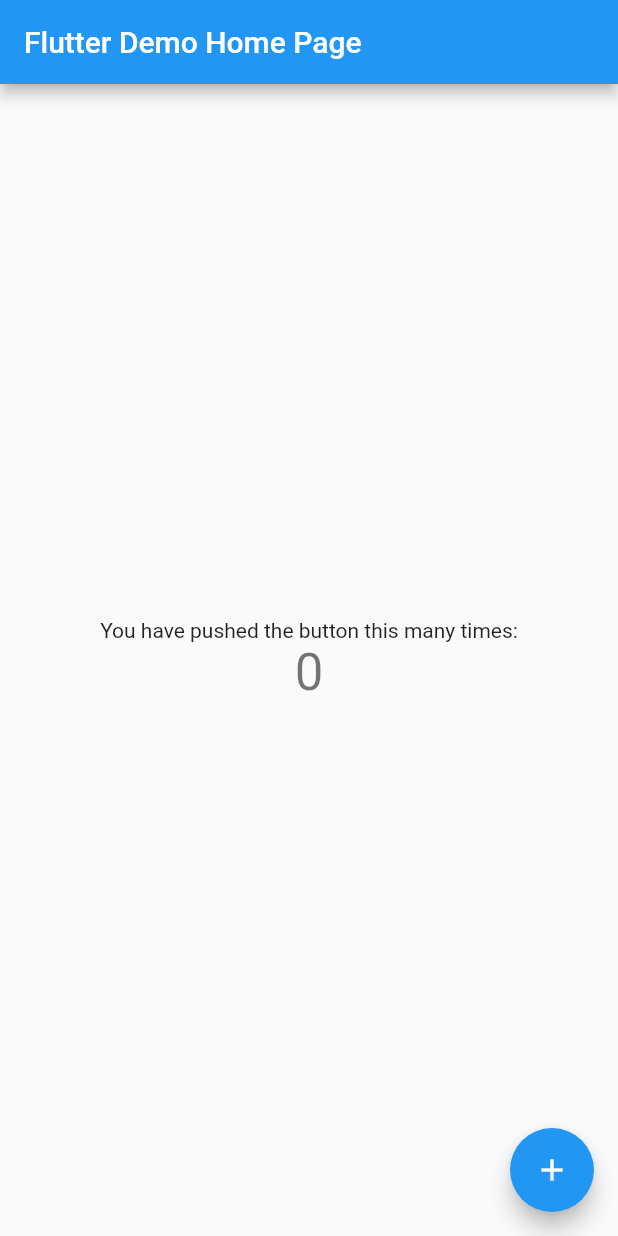
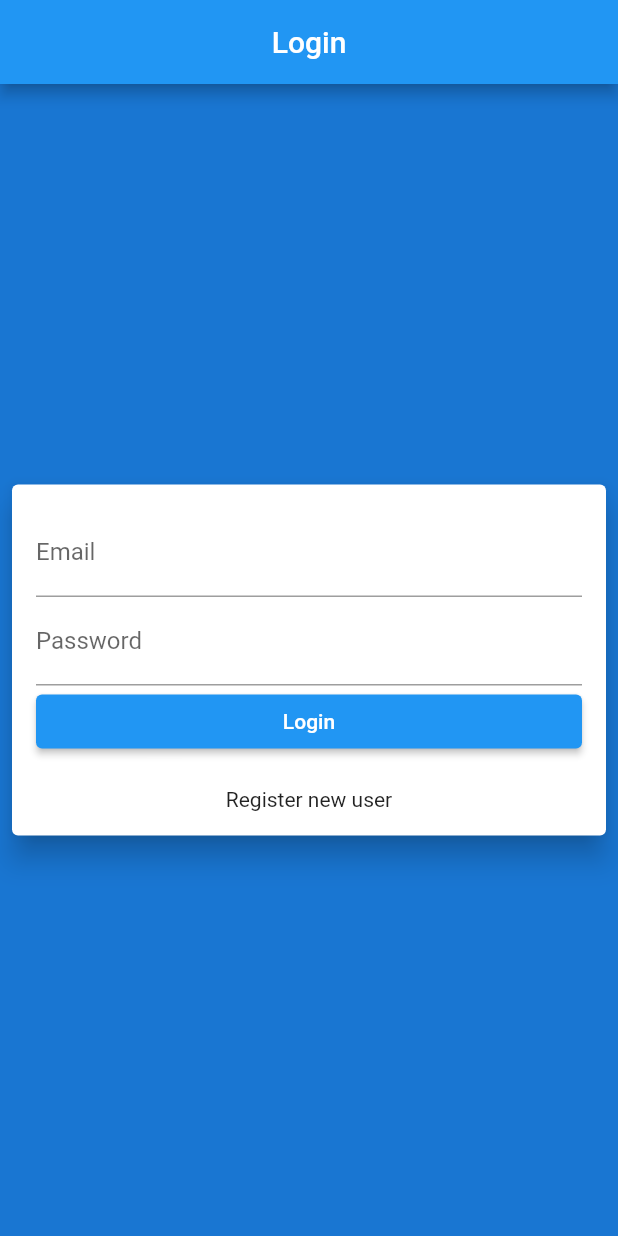
Before and after one commit to nailanabilaaaaaa/flutter_app, a Flutter app: the screen it shows after launch, on a phone screen of 412 x 824 dp. Run offline on Flutter 3.47's test engine with Material 2 defaults, Android fonts, the phone set to English and light mode, and no system bars.

Commit message:
Progress Project - Flutter App

```diff
--- a/lib/main.dart
+++ b/lib/main.dart
@@ -1,115 +1,20 @@
+// ignore_for_file: prefer_const_constructors
 import 'package:flutter/material.dart';
+import 'package:flutter_app/screens/login.dart';
+import 'package:flutter_app/screens/register.dart';
 
-void main() {
-  runApp(const MyApp());
-}
+void main() => runApp(MyApp());
 
 class MyApp extends StatelessWidget {
-  const MyApp({Key? key}) : super(key: key);
-
-  // This widget is the root of your application.
   @override
   Widget build(BuildContext context) {
     return MaterialApp(
-      title: 'Flutter Demo',
-      theme: ThemeData(
-        // This is the theme of your application.
-        //
-        // Try running your application with "flutter run". You'll see the
-        // application has a blue toolbar. Then, without quitting the app, try
-        // changing the primarySwatch below to Colors.green and then invoke
-        // "hot reload" (press "r" in the console where you ran "flutter run",
-        // or simply save your changes to "hot reload" in a Flutter IDE).
-        // Notice that the counter didn't reset back to zero; the application
-        // is not restarted.
-        primarySwatch: Colors.blue,
-      ),
-      home: const MyHomePage(title: 'Flutter Demo Home Page'),
+      title: 'Material App',
+      home: Login(),
+      routes: {
+        '/Login': (context) => Login(),
+        '/Register': (context) => Register(),
+      },
     );
   }
 }
-
-class MyHomePage extends StatefulWidget {
-  const MyHomePage({Key? key, required this.title}) : super(key: key);
-
-  // This widget is the home page of your application. It is stateful, meaning
-  // that it has a State object (defined below) that contains fields that affect
-  // how it looks.
-
-  // This class is the configuration for the state. It holds the values (in this
-  // case the title) provided by the parent (in this case the App widget) and
-  // used by the build method of the State. Fields in a Widget subclass are
-  // always marked "final".
-
-  final String title;
-
-  @override
-  State<MyHomePage> createState() => _MyHomePageState();
-}
-
-class _MyHomePageState extends State<MyHomePage> {
-  int _counter = 0;
-
-  void _incrementCounter() {
-    setState(() {
-      // This call to setState tells the Flutter framework that something has
-      // changed in this State, which causes it to rerun the build method below
-      // so that the display can reflect the updated values. If we changed
-      // _counter without calling setState(), then the build method would not be
-      // called again, and so nothing would appear to happen.
-      _counter++;
-    });
-  }
-
-  @override
-  Widget build(BuildContext context) {
-    // This method is rerun every time setState is called, for instance as done
-    // by the _incrementCounter method above.
-    //
-    // The Flutter framework has been optimized to make rerunning build methods
-    // fast, so that you can just rebuild anything that needs updating rather
-    // than having to individually change instances of widgets.
-    return Scaffold(
-      appBar: AppBar(
-        // Here we take the value from the MyHomePage object that was created by
-        // the App.build method, and use it to set our appbar title.
-        title: Text(widget.title),
-      ),
-      body: Center(
-        // Center is a layout widget. It takes a single child and positions it
-        // in the middle of the parent.
-        child: Column(
-          // Column is also a layout widget. It takes a list of children and
-          // arranges them vertically. By default, it sizes itself to fit its
-          // children horizontally, and tries to be as tall as its parent.
-          //
-          // Invoke "debug painting" (press "p" in the console, choose the
-          // "Toggle Debug Paint" action from the Flutter Inspector in Android
-          // Studio, or the "Toggle Debug Paint" command in Visual Studio Code)
-          // to see the wireframe for each widget.
-          //
-          // Column has various properties to control how it sizes itself and
-          // how it positions its children. Here we use mainAxisAlignment to
-          // center the children vertically; the main axis here is the vertical
-          // axis because Columns are vertical (the cross axis would be
-          // horizontal).
-          mainAxisAlignment: MainAxisAlignment.center,
-          children: <Widget>[
-            const Text(
-              'You have pushed the button this many times:',
-            ),
-            Text(
-              '$_counter',
-              style: Theme.of(context).textTheme.headline4,
-            ),
-          ],
-        ),
-      ),
-      floatingActionButton: FloatingActionButton(
-        onPressed: _incrementCounter,
-        tooltip: 'Increment',
-        child: const Icon(Icons.add),
-      ), // This trailing comma makes auto-formatting nicer for build methods.
-    );
-  }
-}
--- /dev/null
+++ b/lib/screens/login.dart
@@ -0,0 +1,70 @@
+// ignore_for_file: prefer_const_constructors
+import 'package:flutter/material.dart';
+
+class Login extends StatelessWidget {
+  @override
+  Widget build(BuildContext context) {
+    return Scaffold(
+      appBar: AppBar(
+        title: Center(
+          child: Text('Login'),
+        ),
+      ),
+      body: Container(
+        color: Theme.of(context).primaryColorDark,
+        child: Column(
+          mainAxisAlignment: MainAxisAlignment.center,
+          children: [
+            Card(
+              elevation: 8,
+              margin: EdgeInsets.only(
+                left: 8,
+                right: 8,
+              ),
+              child: Padding(
+                padding: const EdgeInsets.all(16.0),
+                child: Column(
+                  children: [
+                    TextField(
+                      keyboardType: TextInputType.emailAddress,
+                      decoration: InputDecoration(
+                        labelText: "Email",
+                      ),
+                    ),
+                    TextField(
+                      keyboardType: TextInputType.visiblePassword,
+                      obscureText: true,
+                      decoration: InputDecoration(
+                        labelText: "Password",
+                      ),
+                    ),
+                    ElevatedButton(
+                      onPressed: () {
+                        print("Login clicked");
+                      },
+                      child: Text('Login'),
+                      style: ElevatedButton.styleFrom(
+                        minimumSize: Size(double.infinity, 36),
+                      ),
+                    ),
+                    InkWell(
+                      child: Padding(
+                        padding: const EdgeInsets.only(
+                          top: 20,
+                        ),
+                        child: Text('Register new user'),
+                      ),
+                      onTap: () {
+                        Navigator.pushNamed(context, '/Register');
+                      },
+                    ),
+                  ],
+                ),
+              ),
+            ),
+          ],
+        ),
+      ),
+    );
+  }
+}
```
Also changed, not shown: lib/screens/register.dart (added, +81 -0 lines), 1 other file.
